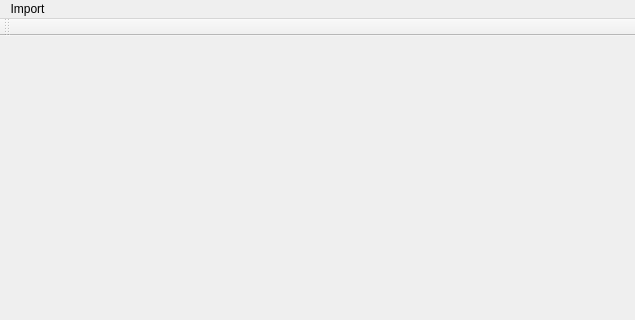
First picture: the form in mainwindow.ui, repository gccheng/GTgenerator, before the edit; both pictures show x 0 to 635 and y 0 to 320 of the 635 by 522 pixel window.
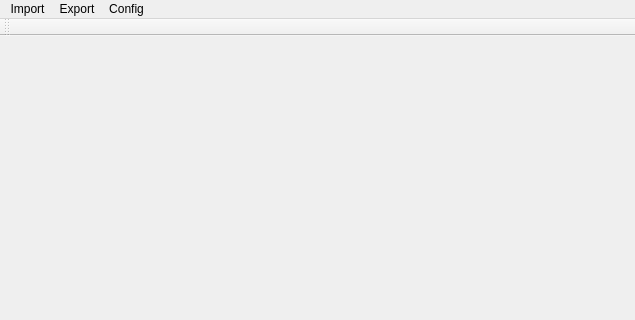
Second picture: the form after the edit.

```diff
--- a/mainwindow.ui
+++ b/mainwindow.ui
@@ -26,7 +26,7 @@
    <property name="defaultUp">
     <bool>false</bool>
    </property>
-   <widget class="QMenu" name="menuA">
+   <widget class="QMenu" name="menuImport">
     <property name="title">
      <string>Import</string>
     </property>
@@ -36,7 +36,20 @@
     <addaction name="separator"/>
     <addaction name="actionGroundtruth"/>
    </widget>
-   <addaction name="menuA"/>
+   <widget class="QMenu" name="menuExport">
+    <property name="title">
+     <string>Export</string>
+    </property>
+    <addaction name="actionGroundtruth_2"/>
+   </widget>
+   <widget class="QMenu" name="menuCOnfig">
+    <property name="title">
+     <string>Config</string>
+    </property>
+   </widget>
+   <addaction name="menuImport"/>
+   <addaction name="menuExport"/>
+   <addaction name="menuCOnfig"/>
   </widget>
   <widget class="QToolBar" name="mainToolBar">
    <attribute name="toolBarArea">
```
Left out of the diff: 3 changed lines with no effect on the pictures.
